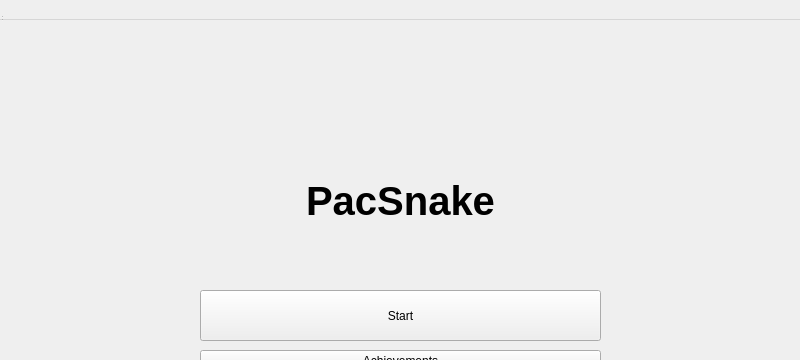
Old version of the form main_container.ui in the repository 54D/PacSnake; both pictures show x 0 to 800 and y 0 to 360 of the 800 by 620 pixel window.
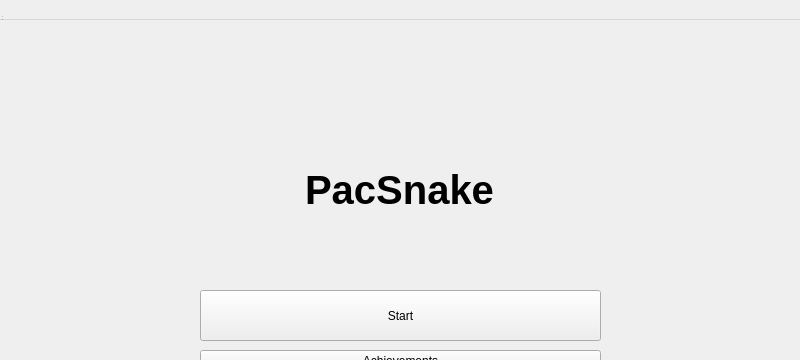
New version of the form.

The edit to the form file:
```diff
--- a/main_container.ui
+++ b/main_container.ui
@@ -93,15 +93,18 @@
        <string>Leave</string>
       </property>
      </widget>
-     <widget class="QLabel" name="titleLabel">
+     <widget class="QWidget" name="gridLayoutWidget">
       <property name="geometry">
        <rect>
-        <x>250</x>
-        <y>130</y>
-        <width>301</width>
-        <height>101</height>
+        <x>-1</x>
+        <y>129</y>
+        <width>801</width>
+        <height>81</height>
        </rect>
       </property>
+      <layout class="QGridLayout" name="gridLayout">
+       <item row="0" column="0">
+        <widget class="QLabel" name="titleLabel">
       <property name="font">
        <font>
         <family>Arial</family>
@@ -117,11 +120,9 @@
        <set>Qt::AlignCenter</set>
       </property>
      </widget>
-     <zorder>titleLabel</zorder>
-     <zorder>startButton</zorder>
-     <zorder>achButton</zorder>
-     <zorder>creditsButton</zorder>
-     <zorder>leaveButton</zorder>
+       </item>
+      </layout>
+     </widget>
     </widget>
    </widget>
   </widget>
```
Lines whose indentation alone changed are shown as unchanged.
